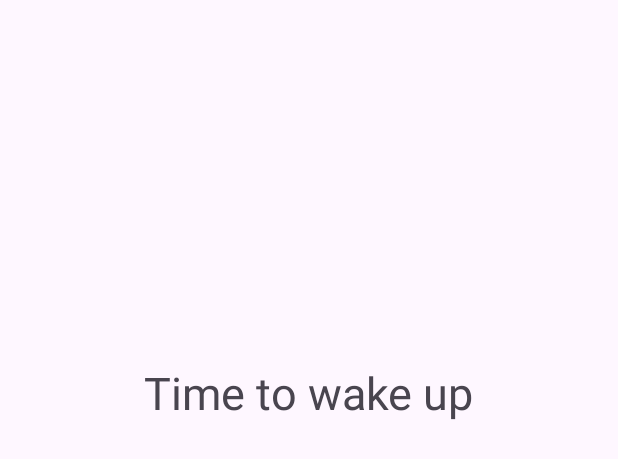
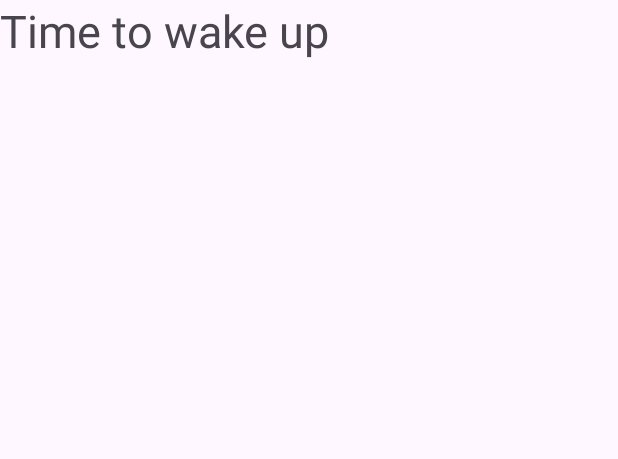
Before and after one commit to krirk-n/Oyasumi, an Android app: the layout alarm_notification_layout.xml on its own in the app's theme, with its tools: preview values and no code run, on a phone screen of 412 x 824 dp. Shown: the top 459 px of the screen. Run offline under Robolectric (Android 15) with nearby library versions, the phone set to English and light mode, and no system bars.

Commit message:
Fixed custom notification error (not showing)

```diff
--- a/app/src/main/java/com/cs407/oyasumi/AlarmHelper.java
+++ b/app/src/main/java/com/cs407/oyasumi/AlarmHelper.java
@@ -82,7 +82,7 @@
                 //.setContentText("time to wake up")
                 .setContent(customAlarmView)
                 //.setAutoCancel(true) //when user clicks on notification, it can be canceled
-                .setDefaults(Notification.DEFAULT_ALL)
+                //.setDefaults(Notification.DEFAULT_ALL)
                 .setLights(ARGB, 10, 10)
                // .setSound() //TODO can set a stream as well
                 .setPriority(NotificationCompat.PRIORITY_HIGH);
--- a/app/src/main/res/layout/alarm_notification_layout.xml
+++ b/app/src/main/res/layout/alarm_notification_layout.xml
@@ -1,18 +1,13 @@
 <?xml version="1.0" encoding="utf-8"?>
-<androidx.constraintlayout.widget.ConstraintLayout xmlns:android="http://schemas.android.com/apk/res/android"
-    xmlns:app="http://schemas.android.com/apk/res-auto"
-    xmlns:tools="http://schemas.android.com/tools"
+<LinearLayout xmlns:android="http://schemas.android.com/apk/res/android"
     android:layout_width="match_parent"
-    android:layout_height="match_parent">
+    android:layout_height="match_parent"
+    android:orientation="vertical">
 
     <TextView
-        android:id="@+id/textView"
-        android:layout_width="wrap_content"
+        android:id="@+id/textView2"
+        android:layout_width="254dp"
         android:layout_height="wrap_content"
-        android:layout_marginTop="241dp"
         android:text="Time to wake up"
-        android:textSize="30sp"
-        app:layout_constraintEnd_toEndOf="parent"
-        app:layout_constraintStart_toStartOf="parent"
-        app:layout_constraintTop_toTopOf="parent" />
-</androidx.constraintlayout.widget.ConstraintLayout>
+        android:textSize="30sp" />
+</LinearLayout>
```
